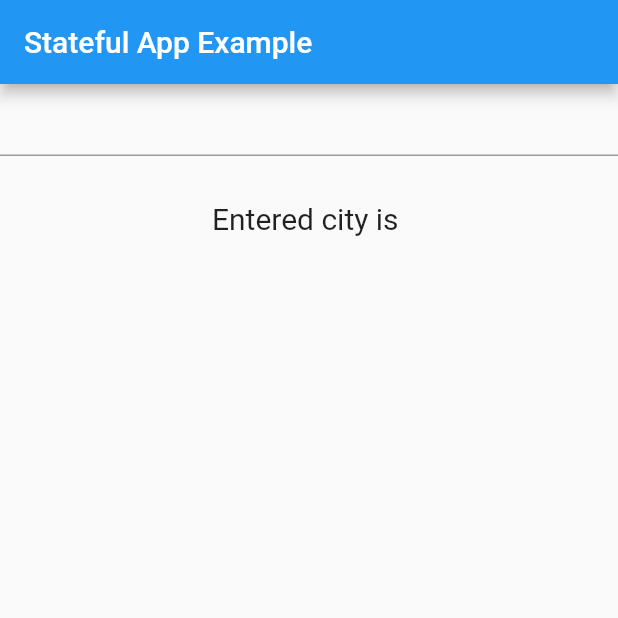
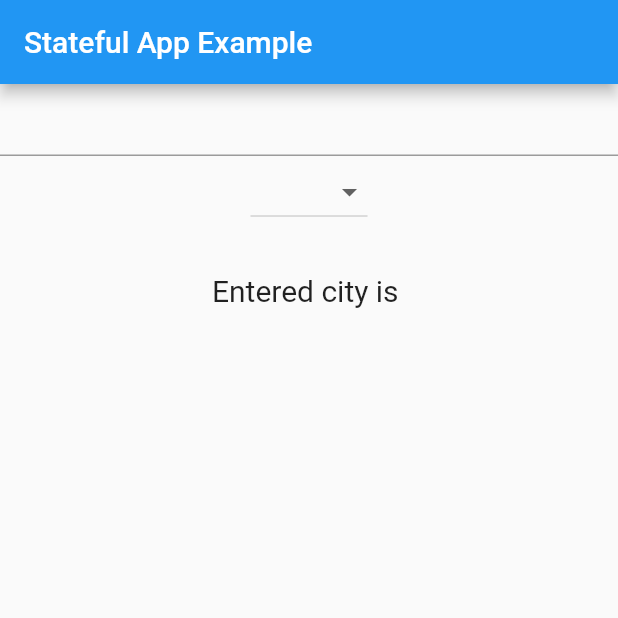
Before and after one commit to shubhampokhrel81/flutterapp1, a Flutter app: the screen it shows after launch, on a phone screen of 412 x 824 dp, the top half of it. Run offline on Flutter 3.47's test engine with Material 2 defaults, Android fonts, the phone set to English and light mode, and no system bars.

```diff
--- a/flutterapp/lib/main.dart
+++ b/flutterapp/lib/main.dart
@@ -17,6 +17,8 @@ class FavoriteCity extends StatefulWidget{
 
 class _FavoriteCityState extends State<FavoriteCity>{
   String nameCity = "";
+  var _currencies = ["Rupees","Dollar","Pounds","Others"];
+  var _currentItemSelected = "Rupees";
   @override
   Widget build(BuildContext context) {
     return Scaffold(
@@ -33,6 +35,20 @@ class _FavoriteCityState extends State<FavoriteCity>{
                 });
               },
             ),
+            DropdownButton<String>(
+              items: _currencies.map((String dropDownStringItem) {
+                return DropdownMenuItem<String>(
+                  value: dropDownStringItem,
+                  child: Text(dropDownStringItem),
+                );
+              }
+              ).toList(),
+              onChanged:(String newValueSelected){
+                setState(() {
+                  this._currentItemSelected = newValueSelected;
+                });
+              }
+            ),
             Padding(
               padding: EdgeInsets.all(30.0),
               child: Text(
```
